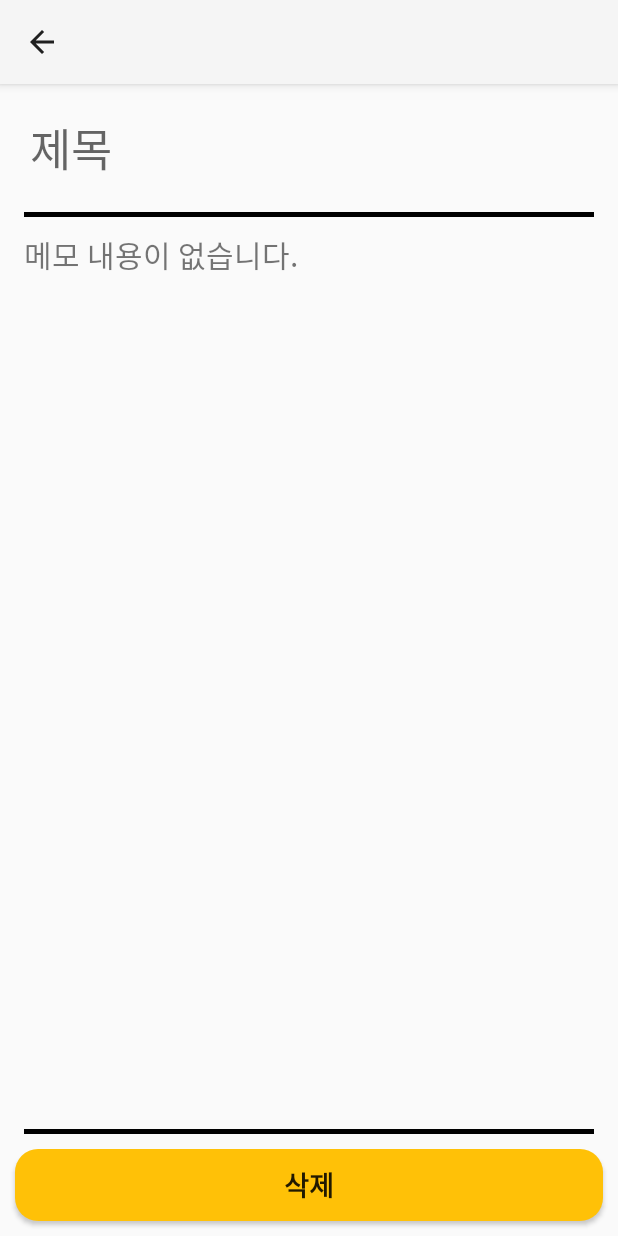
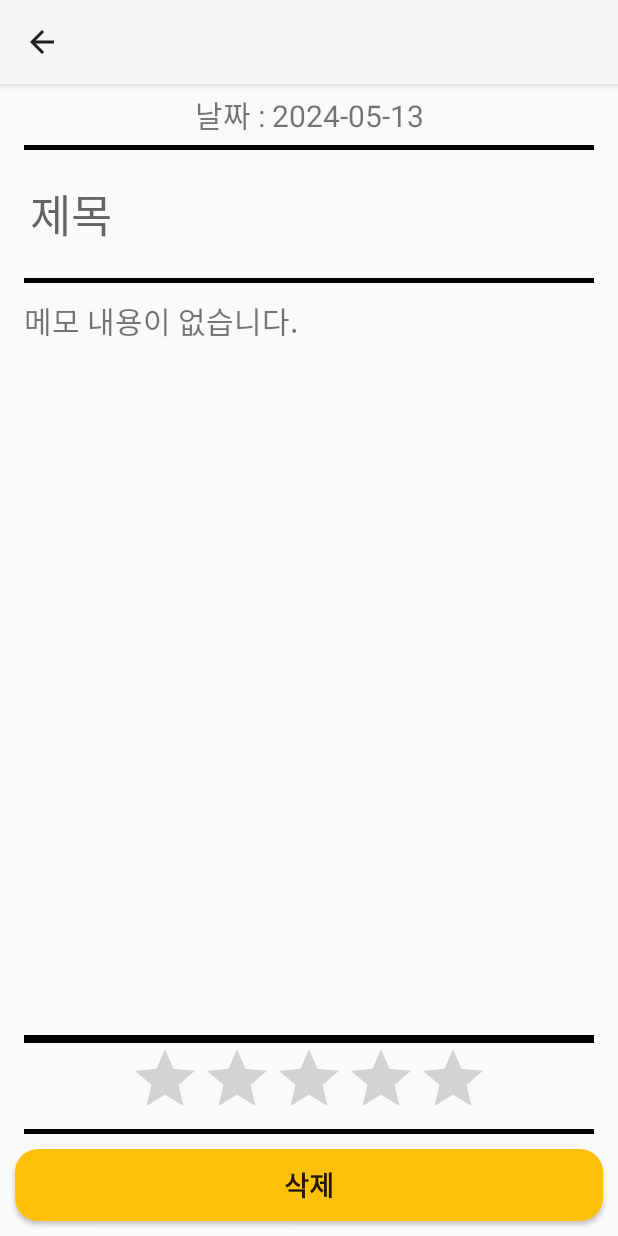
Before and after one commit to SangWoon123/android, an Android app: the ShowActivity screen opened directly, with no data from a screen before it, on a phone screen of 412 x 824 dp. Run offline under Robolectric (Android 15) with nearby library versions, the phone set to English and light mode, and no system bars; our stand-ins replace Room's generated code; 1 statement that could not run was skipped.

Commit message:
평점 추가

```diff
--- a/app/src/main/java/com/example/myapplication/Memo/ShowActivity.kt
+++ b/app/src/main/java/com/example/myapplication/Memo/ShowActivity.kt
@@ -34,7 +34,7 @@ class ShowActivity : AppCompatActivity() {
                 // 가져온 메모 상세 내용을 TextView에 설정
                 binding.title.text = memoDetail?.title
                 binding.content.text = memoDetail?.content ?: "메모 내용이 없습니다."
-                //binding.happy.drawable = 소스 받기
+                binding.star.rating = memoDetail?.star?.toFloat() ?: 0.0f
             }
         }
 
--- a/app/src/main/res/layout/activity_show.xml
+++ b/app/src/main/res/layout/activity_show.xml
@@ -11,6 +11,23 @@
         android:layout_height="0dp"
         android:layout_weight="1"
         android:orientation="vertical">
+        <TextView
+            android:layout_marginTop="30dp"
+            android:layout_width="match_parent"
+            android:layout_gravity="center"
+            android:layout_height="wrap_content"
+            android:id="@+id/date"
+            android:gravity="center"
+            android:layout_margin="5dp"
+            android:text="날짜 : 2024-05-13"
+            android:textSize="20dp"
+            />
+
+        <View
+            android:layout_gravity="center"
+            android:layout_width="380dp"
+            android:layout_height="5px"
+            android:background="@color/black"/>
         <TextView
             android:hint="제목"
             android:layout_width="match_parent"
@@ -43,6 +60,30 @@
         android:layout_height="wrap_content"
         android:orientation="vertical"
         android:gravity="center">
+        <View
+            android:layout_gravity="center"
+            android:layout_width="380dp"
+            android:layout_height="8px"
+            android:background="@color/black"/>
+
+        <RatingBar
+            android:id="@+id/star"
+            android:layout_gravity="center"
+            android:layout_width="wrap_content"
+            android:layout_height="wrap_content"
+            android:isIndicator="true"
+            android:progressTint="@color/primary_color"
+            android:numStars="5"
+            android:rating="0"
+            android:stepSize="1" />
+    </LinearLayout>
+
+    <LinearLayout
+        android:layout_width="match_parent"
+        android:layout_height="wrap_content"
+        android:orientation="vertical"
+        android:gravity="center">
+
 
         <View
             android:layout_gravity="center"
```
Also changed, not shown: app/src/main/java/com/example/myapplication/Memo/MemoActivity.kt (+13 -2 lines), app/src/main/res/layout/activity_memo.xml (+16 -0 lines), app/src/main/res/values/colors.xml (+8 -0 lines).
